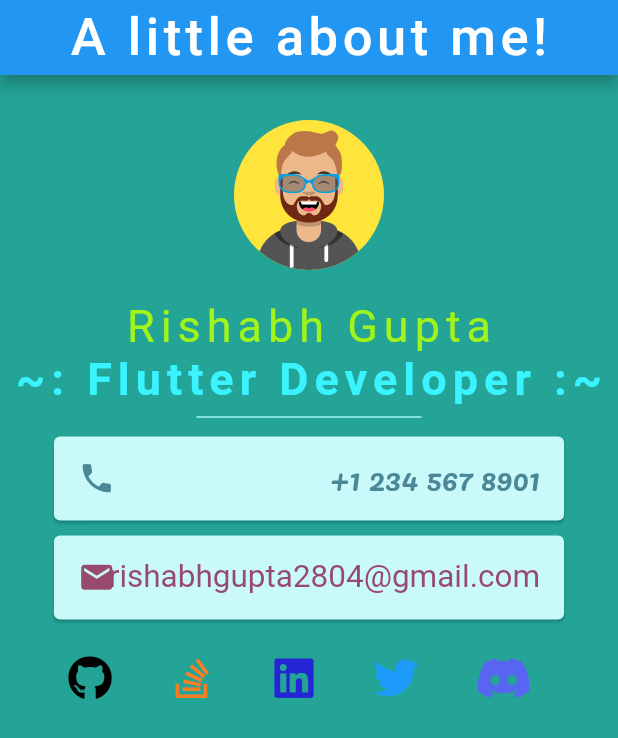
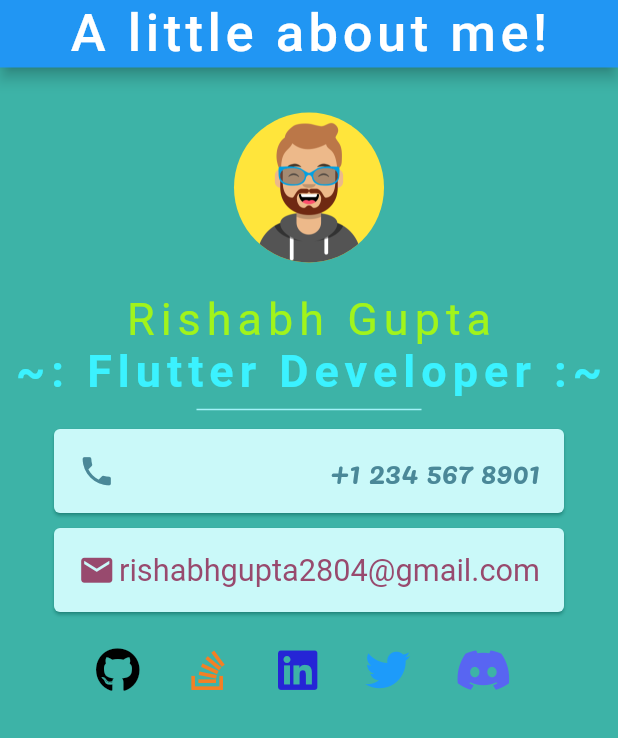
Before and after one commit to Rishabh2804/My-Profile-Card, a Flutter app: the screen it shows after launch, on a phone screen of 412 x 824 dp. Shown: the top 738 px of the screen. Run offline on Flutter 3.47's test engine with Material 2 defaults, Android fonts, the phone set to English and light mode, and no system bars; our stand-ins replace font_awesome_flutter, google_fonts; Roboto replaces fonts that are missing (Niconne, Original Surfer, Praise).

```diff
--- a/lib/main.dart
+++ b/lib/main.dart
@@ -1,8 +1,9 @@
 // ignore_for_file: avoid_unnecessary_containers
 
 // import 'package:flutter/services.dart';
+
 import 'package:flutter/material.dart';
-import 'package:toast/toast.dart';
+import 'package:flutter/services.dart';
 import 'package:google_fonts/google_fonts.dart';
 import 'package:url_launcher/url_launcher.dart';
 import 'package:font_awesome_flutter/font_awesome_flutter.dart';
@@ -17,8 +18,6 @@ class MyApp extends StatelessWidget {
 
   @override
   Widget build(BuildContext context) {
-    ToastContext().init(context);
-
     var phoneNumber = '+1 234 567 8901';
     var email = 'rishabhgupta2804@gmail.com';
     var github = 'Rishabh2804';
@@ -32,7 +31,7 @@ class MyApp extends StatelessWidget {
       debugShowCheckedModeBanner: false,
       home: Scaffold(
         appBar: AppBar(
-          toolbarHeight: 50,
+          toolbarHeight: 45,
           centerTitle: true,
           title: Text(
             'A little about me!',
@@ -42,20 +41,10 @@ class MyApp extends StatelessWidget {
               color: Colors.white,
             ),
           ),
-          // actions: <Widget>[
-          //   Image.network(
-          //     'https://raw.githubusercontent.com/Rishabh2804/Rishabh2804/master/Resources/wave.gif',
-          //     height: 35,
-          //     width: 35,
-          //   ),
-          // ],
         ),
-        backgroundColor: Color.fromARGB(255, 36, 164, 151),
+        backgroundColor: Color.fromARGB(255, 61, 179, 167),
         body: SingleChildScrollView(
           child: Container(
-            // child: Banner(
-            //   message: 'Fork this repo',
-            //   location: BannerLocation.topStart,
             child: Center(
               child: Column(
                 children: [
@@ -106,7 +95,7 @@ class MyApp extends StatelessWidget {
                       color: const Color.fromARGB(255, 202, 249, 249),
                       child: ListTile(
                         onTap: () => launchURL('tel:$phoneNumber'),
-                        onLongPress: () => launchURL('sms:$phoneNumber'),
+                        onLongPress: () => copyToClipBoard(phoneNumber),
                         leading: const Icon(
                           Icons.phone,
                           color: Color.fromARGB(255, 74, 136, 152),
@@ -133,6 +122,7 @@ class MyApp extends StatelessWidget {
                       color: const Color.fromARGB(255, 202, 249, 249),
                       child: ListTile(
                         onTap: () => launchURL('mailto:$email'),
+                        onLongPress: () => copyToClipBoard(email),
                         leading: const Icon(
                           Icons.mail,
                           color: Color.fromARGB(255, 152, 74, 110),
@@ -142,7 +132,7 @@ class MyApp extends StatelessWidget {
                         trailing: Text(
                           email,
                           style: GoogleFonts.niconne(
-                            fontSize: 21,
+                            fontSize: 20.5,
                             color: const Color.fromARGB(255, 152, 74, 110),
                             // fontWeight: FontWeight.w600,
                           ),
@@ -153,9 +143,11 @@ class MyApp extends StatelessWidget {
                   SizedBox(
                     height: 10,
                   ),
-                  Row(
-                    // mainAxisAlignment: MainAxisAlignment.center,
-                    mainAxisSize: MainAxisSize.min,
+                  Container(
+                    margin:
+                        const EdgeInsets.fromLTRB(5, 0, 20, 25),
+                    child: Row(
+                      mainAxisAlignment: MainAxisAlignment.center,
                       children: [
                         IconButton(
                           icon: Icon(
@@ -167,7 +159,7 @@ class MyApp extends StatelessWidget {
                               launchURL('https://github.com/$github'),
                         ),
                         const SizedBox(
-                        width: 20,
+                          width: 12,
                         ),
                         IconButton(
                           icon: Icon(
@@ -179,7 +171,7 @@ class MyApp extends StatelessWidget {
                               'https://stackoverflow.com/users/17798976/$stackOverflow?tab=profile'),
                         ),
                         const SizedBox(
-                        width: 20,
+                          width: 12,
                         ),
                         IconButton(
                           icon: Icon(
@@ -187,11 +179,11 @@ class MyApp extends StatelessWidget {
                             color: Color.fromARGB(255, 37, 37, 214),
                             size: 30,
                           ),
-                        onPressed: () =>
-                            launchURL('https://www.linkedin.com/in/$linkedIn'),
+                          onPressed: () => launchURL(
+                              'https://www.linkedin.com/in/$linkedIn'),
                         ),
                         const SizedBox(
-                        width: 20,
+                          width: 12,
                         ),
                         IconButton(
                           icon: Icon(
@@ -203,7 +195,7 @@ class MyApp extends StatelessWidget {
                               launchURL('https://www.twitter.com/$twitter'),
                         ),
                         const SizedBox(
-                        width: 20,
+                          width: 12,
                         ),
                         IconButton(
                           icon: Icon(
@@ -214,10 +206,9 @@ class MyApp extends StatelessWidget {
                           onPressed: () =>
                               launchURL('https://www.discord.gg/$discord'),
                         ),
-                      const SizedBox(
-                        width: 20,
+
+                      ],
                     ),
-                    ],
                   ),
                 ],
               ),
@@ -226,6 +217,10 @@ class MyApp extends StatelessWidget {
         ),
       ),
     );
+  }
+
+  copyToClipBoard(String text) {
+    Clipboard.setData(ClipboardData(text: text));
   }
 
   launchURL(String url) async {
```
Also changed, not shown: pubspec.yaml (+20 -7 lines), google_fonts/Niconne-Regular.ttf (renamed from fonts/Niconne-Regular.ttf), google_fonts/OriginalSurfer-Regular.ttf (added), google_fonts/Pacifico-Regular.ttf (renamed from fonts/Pacifico-Regular.ttf), google_fonts/Praise-Regular.ttf (added), google_fonts/Whisper-Regular.ttf (renamed from fonts/Whisper-Regular.ttf), pubspec.lock. Lines whose indentation alone changed are shown as unchanged.
